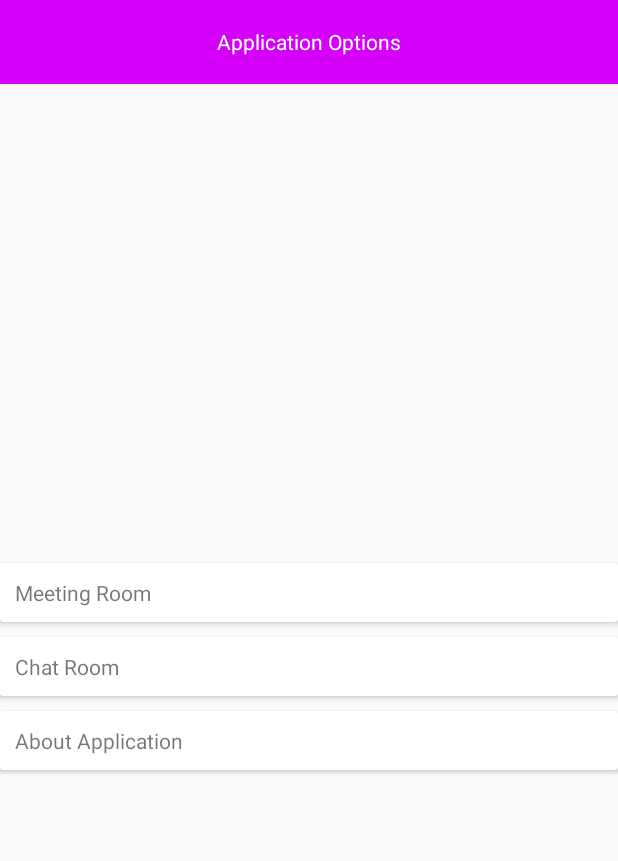
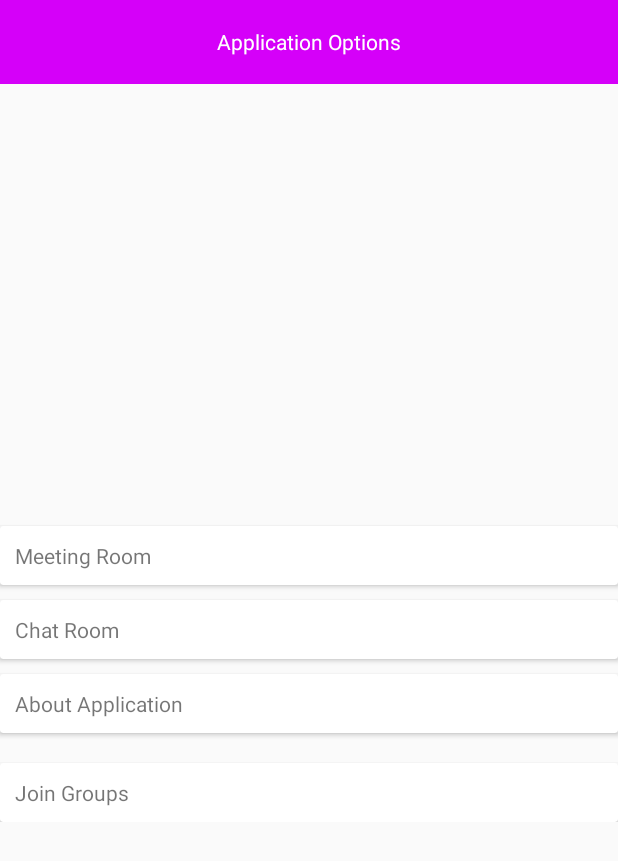
Before and after one commit to Yazan98/Groupy, an Android app: the layout fragment_options.xml on its own in the app's theme, with its tools: preview values and no code run, on a phone screen of 412 x 824 dp. Shown: the top 861 px of the screen. Run offline under Robolectric (Android 15) with nearby library versions, the phone set to English and light mode, and no system bars.

Commit message:
finish join groups

```diff
--- a/app/src/main/AndroidManifest.xml
+++ b/app/src/main/AndroidManifest.xml
@@ -53,13 +53,14 @@
         <activity android:name=".screens.MeetingRoomScreen"/>
         <activity android:name=".screens.ChatScreen"/>
         <activity android:name=".screens.RequestsScreen" />
+        <activity android:name=".screens.SubmitRequestsScreen" />
 
         <service android:name=".LocationUpdatesService"
             android:enabled="true"/>
 
         <meta-data
             android:name="com.google.android.geo.API_KEY"
-            android:value="AIzaSyCF-P0p9dIZXLe0yXd2zEhve4V1TOEYoeU" />
+            android:value="AIzaSyDDLwpuTUhYm-XZ1-2z6gPTYCykPCcrKYw" />
 
     </application>
 
--- a/app/src/main/res/layout/fragment_options.xml
+++ b/app/src/main/res/layout/fragment_options.xml
@@ -114,6 +114,25 @@
 
         </androidx.cardview.widget.CardView>
 
+        <androidx.cardview.widget.CardView
+                android:layout_width="match_parent"
+                android:layout_height="wrap_content"
+                android:layout_marginTop="10dp">
+
+            <androidx.constraintlayout.widget.ConstraintLayout
+                    android:layout_width="match_parent"
+                    android:id="@+id/JoinGroupsButton"
+                    android:layout_height="wrap_content">
+
+                <TextView
+                        android:layout_width="match_parent"
+                        android:layout_height="wrap_content"
+                        android:padding="10dp"
+                        android:text="Join Groups" />
+
+            </androidx.constraintlayout.widget.ConstraintLayout>
+
+        </androidx.cardview.widget.CardView>
 
     </LinearLayout>
 
```
Also changed, not shown: app/src/main/java/hu/grouper/app/adapter/GroupsAdapter.kt (+11 -9 lines), app/src/main/java/hu/grouper/app/fragment/OptionsFragment.kt (+9 -4 lines), app/src/main/java/hu/grouper/app/screens/SubmitRequestsScreen.kt (added, +104 -0 lines), app/src/main/res/layout/screen_submit_requests.xml (added, +38 -0 lines).
